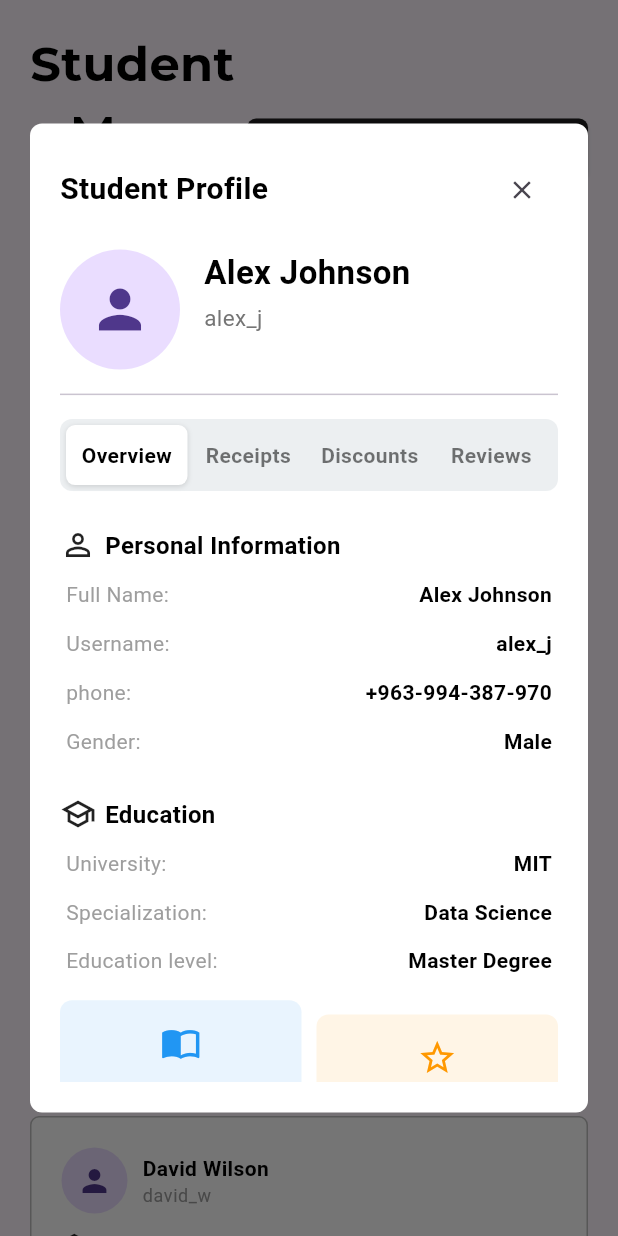
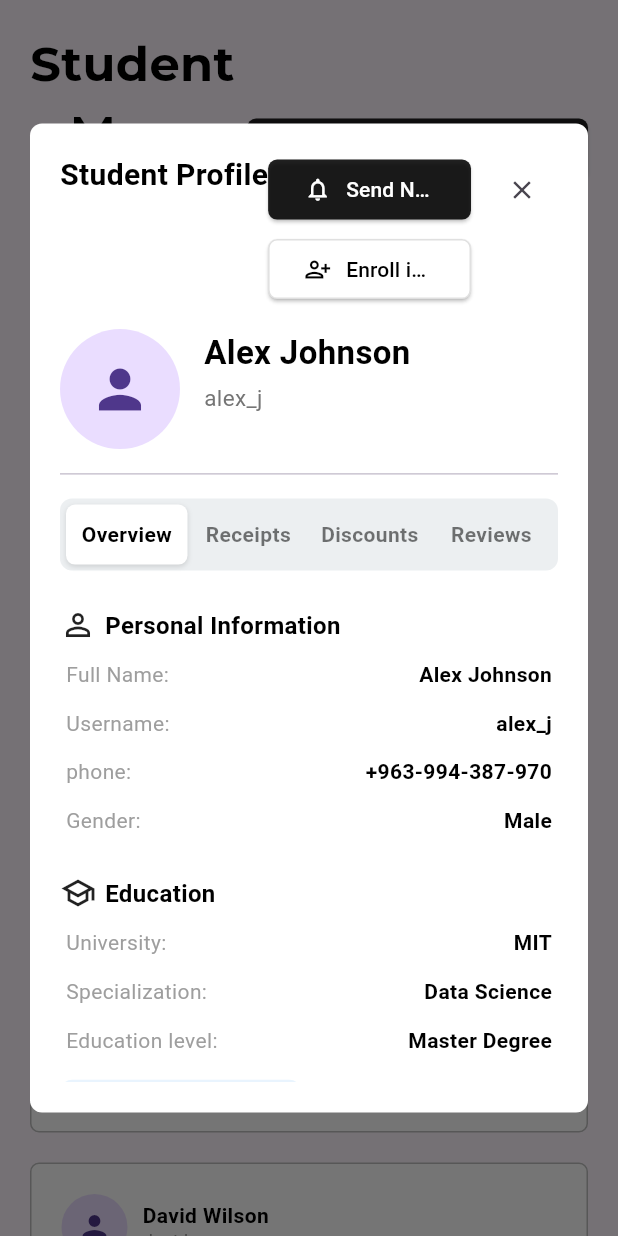
Before and after one commit to code-with-khaled/project_2_control_panel_2, a Flutter app: the StudentsPage screen opened by its route, after a tap on "Newest", after a tap on "Alphabetical", after a tap on "Alex Johnson", on a phone screen of 412 x 824 dp. Run offline on Flutter 3.47's test engine with Material 3 defaults, Android fonts, the phone set to English and light mode, and no system bars; our stand-ins replace google_fonts.

Commit message:
students page..6

```diff
--- a/lib/widgets/dialogs/student_profile_dialog.dart
+++ b/lib/widgets/students_page/dialogs/student_profile_dialog.dart
@@ -1,3 +1,5 @@
+import 'package:control_panel_2/widgets/students_page/dialogs/enrollment/enroll_student_dialog.dart';
+import 'package:control_panel_2/widgets/students_page/dialogs/send_notification_dialog.dart';
 import 'package:control_panel_2/widgets/students_page/nav_button.dart';
 import 'package:control_panel_2/widgets/students_page/sections/discounts/discounts_section.dart';
 import 'package:control_panel_2/widgets/students_page/sections/overview/overview_section.dart';
@@ -37,7 +39,7 @@ class _StudentProfileDialogState extends State<StudentProfileDialog> {
       insetPadding: EdgeInsets.symmetric(horizontal: 20, vertical: 24),
       child: ConstrainedBox(
         constraints: BoxConstraints(
-          maxWidth: 800,
+          maxWidth: 1000,
           maxHeight: MediaQuery.of(context).size.height * 0.8,
         ),
         child: Padding(
@@ -50,7 +52,9 @@ class _StudentProfileDialogState extends State<StudentProfileDialog> {
                 // Header
                 Row(
                   mainAxisAlignment: MainAxisAlignment.spaceBetween,
+                  crossAxisAlignment: CrossAxisAlignment.start,
                   children: [
+                    // Title
                     Text(
                       "Student Profile",
                       style: TextStyle(
@@ -58,11 +62,95 @@ class _StudentProfileDialogState extends State<StudentProfileDialog> {
                         fontWeight: FontWeight.bold,
                       ),
                     ),
-                    IconButton(
-                      icon: Icon(Icons.close, size: 20),
-                      onPressed: () => Navigator.pop(context),
-                      padding: EdgeInsets.zero,
-                      constraints: BoxConstraints(),
+
+                    Flexible(
+                      child: Row(
+                        mainAxisSize: MainAxisSize.min,
+                        crossAxisAlignment: CrossAxisAlignment.start,
+                        children: [
+                          // Buttons
+                          Flexible(
+                            child: Wrap(
+                              spacing: 5,
+                              runSpacing: 5,
+                              runAlignment: WrapAlignment.end,
+                              children: [
+                                ElevatedButton(
+                                  onPressed: () {
+                                    showDialog(
+                                      context: context,
+                                      builder: (context) =>
+                                          SendNotificationDialog(),
+                                    );
+                                  },
+                                  child: Padding(
+                                    padding: const EdgeInsets.symmetric(
+                                      vertical: 10,
+                                    ),
+                                    child: Row(
+                                      mainAxisSize: MainAxisSize.min,
+                                      children: [
+                                        Icon(Icons.notifications_outlined),
+                                        SizedBox(width: 10),
+                                        Flexible(
+                                          child: Text(
+                                            "Send Notification",
+                                            overflow: TextOverflow.ellipsis,
+                                          ),
+                                        ),
+                                      ],
+                                    ),
+                                  ),
+                                ),
+                                ElevatedButton(
+                                  onPressed: () {
+                                    showDialog(
+                                      context: context,
+                                      builder: (context) => EnrollStudentDialog(
+                                        name: widget.name,
+                                        username: widget.username,
+                                      ),
+                                    );
+                                  },
+                                  style: ElevatedButton.styleFrom(
+                                    backgroundColor: Colors.white,
+                                    foregroundColor: Colors.black,
+                                    shape: RoundedRectangleBorder(
+                                      borderRadius: BorderRadius.circular(6),
+                                      side: BorderSide(color: Colors.black12),
+                                    ),
+                                  ),
+                                  child: Padding(
+                                    padding: const EdgeInsets.symmetric(
+                                      vertical: 10,
+                                    ),
+                                    child: Row(
+                                      mainAxisSize: MainAxisSize.min,
+                                      children: [
+                                        Icon(Icons.person_add_alt),
+                                        SizedBox(width: 10),
+                                        Flexible(
+                                          child: Text(
+                                            "Enroll in Course",
+                                            overflow: TextOverflow.ellipsis,
+                                          ),
+                                        ),
+                                      ],
+                                    ),
+                                  ),
+                                ),
+                              ],
+                            ),
+                          ),
+                          SizedBox(width: 10),
+                          IconButton(
+                            icon: Icon(Icons.close, size: 20),
+                            onPressed: () => Navigator.pop(context),
+                            padding: EdgeInsets.zero,
+                            constraints: BoxConstraints(),
+                          ),
+                        ],
+                      ),
                     ),
                   ],
                 ),
--- a/lib/widgets/students_page/student_profile.dart
+++ b/lib/widgets/students_page/student_profile.dart
@@ -1,4 +1,4 @@
-import 'package:control_panel_2/widgets/dialogs/student_profile_dialog.dart';
+import 'package:control_panel_2/widgets/students_page/dialogs/student_profile_dialog.dart';
 import 'package:flutter/material.dart';
 import 'package:intl/intl.dart';
 
@@ -155,9 +155,18 @@ class _StudentProfileState extends State<StudentProfile> {
               SizedBox(height: 10),
               Divider(color: Colors.black12),
               SizedBox(height: 10),
-              Text(
-                "Joined: $formattedDate",
-                style: TextStyle(color: Colors.black87, fontSize: 12),
+              Row(
+                mainAxisAlignment: MainAxisAlignment.spaceBetween,
+                children: [
+                  Text(
+                    "Joined: $formattedDate",
+                    style: TextStyle(color: Colors.black87, fontSize: 12),
+                  ),
+                  IconButton(
+                    onPressed: () {},
+                    icon: Icon(Icons.delete_outline, color: Colors.red),
+                  ),
+                ],
               ),
             ],
           ),
```
Also changed, not shown: lib/widgets/students_page/dialogs/enrollment/enroll_in_course_table.dart (added, +136 -0 lines), lib/widgets/students_page/dialogs/enrollment/enroll_student_dialog.dart (added, +146 -0 lines), lib/widgets/students_page/dialogs/send_notification_dialog.dart (added, +155 -0 lines).
